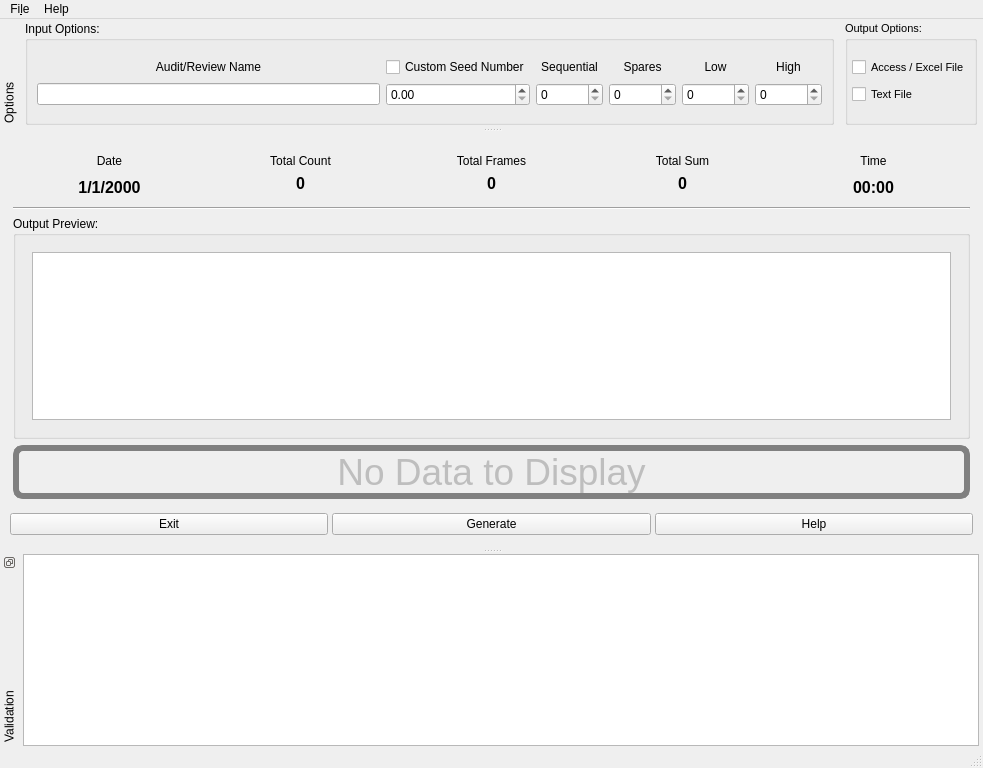
This is products/RAT-STATS/rstats_modules/single_stage_random_numbers/src/UIRStatsSSRN.ui in cbtek/RStats2017 as Qt 5 draws it before an edit. The edited form follows.
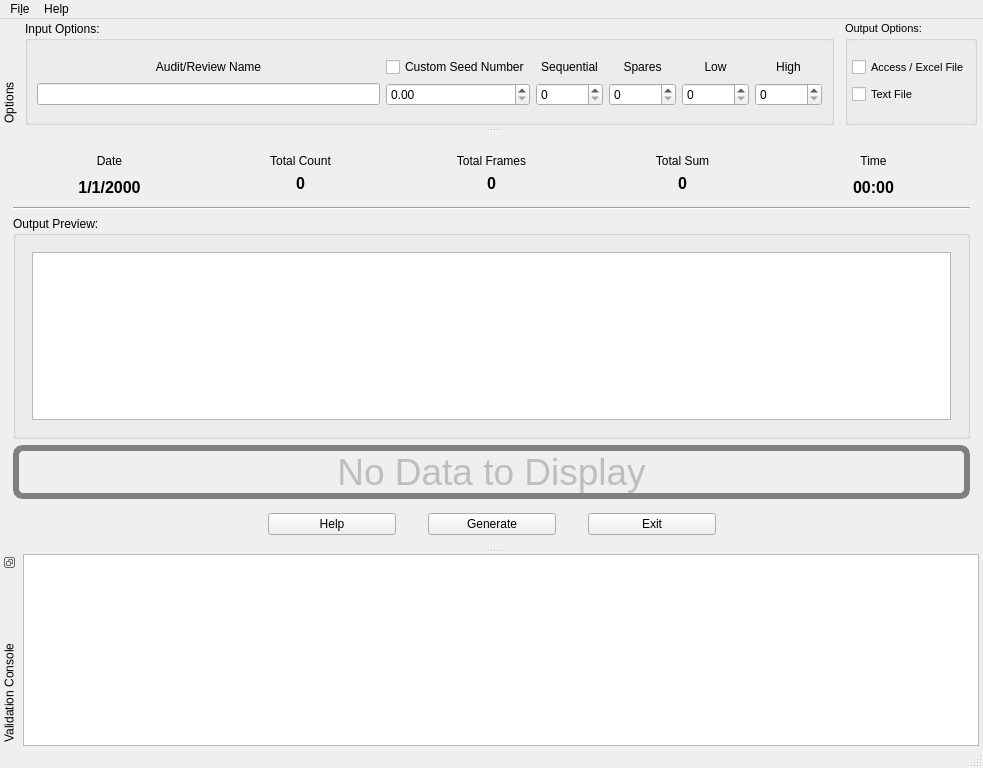
This is the edited form.

Commit message: Modularized more common code into UIRStatsUtils Started working on UVA project and got its UI up to par with other modules Found small bug in "add thousands seperator" code and fixed it in StringUtils.  Added case for bug to unit test for StringUtils Added img_clock.png icon for "Recently Used" menu action

The edit to the form file:
```diff
--- a/products/RAT-STATS/rstats_modules/single_stage_random_numbers/src/UIRStatsSSRN.ui
+++ b/products/RAT-STATS/rstats_modules/single_stage_random_numbers/src/UIRStatsSSRN.ui
@@ -336,7 +336,7 @@
       </property>
       <layout class="QHBoxLayout" name="horizontalLayout_2">
        <property name="spacing">
-        <number>4</number>
+        <number>32</number>
        </property>
        <property name="leftMargin">
         <number>1</number>
@@ -351,15 +351,34 @@
         <number>4</number>
        </property>
        <item>
-        <widget class="QPushButton" name="m_btnExit">
+        <spacer name="horizontalSpacer">
+         <property name="orientation">
+          <enum>Qt::Horizontal</enum>
+         </property>
+         <property name="sizeHint" stdset="0">
+          <size>
+           <width>40</width>
+           <height>20</height>
+          </size>
+         </property>
+        </spacer>
+       </item>
+       <item>
+        <widget class="QPushButton" name="m_btnHelp">
          <property name="sizePolicy">
           <sizepolicy hsizetype="Preferred" vsizetype="Fixed">
            <horstretch>0</horstretch>
            <verstretch>0</verstretch>
           </sizepolicy>
          </property>
+         <property name="minimumSize">
+          <size>
+           <width>128</width>
+           <height>0</height>
+          </size>
+         </property>
          <property name="text">
-          <string>Exit</string>
+          <string>Help</string>
          </property>
          <property name="iconSize">
           <size>
@@ -377,6 +396,12 @@
            <verstretch>0</verstretch>
           </sizepolicy>
          </property>
+         <property name="minimumSize">
+          <size>
+           <width>128</width>
+           <height>0</height>
+          </size>
+         </property>
          <property name="text">
           <string>Generate</string>
          </property>
@@ -389,15 +414,21 @@
         </widget>
        </item>
        <item>
-        <widget class="QPushButton" name="m_btnHelp">
+        <widget class="QPushButton" name="m_btnExit">
          <property name="sizePolicy">
           <sizepolicy hsizetype="Preferred" vsizetype="Fixed">
            <horstretch>0</horstretch>
            <verstretch>0</verstretch>
           </sizepolicy>
          </property>
+         <property name="minimumSize">
+          <size>
+           <width>128</width>
+           <height>0</height>
+          </size>
+         </property>
          <property name="text">
-          <string>Help</string>
+          <string>Exit</string>
          </property>
          <property name="iconSize">
           <size>
@@ -407,6 +438,19 @@
          </property>
         </widget>
        </item>
+       <item>
+        <spacer name="horizontalSpacer_2">
+         <property name="orientation">
+          <enum>Qt::Horizontal</enum>
+         </property>
+         <property name="sizeHint" stdset="0">
+          <size>
+           <width>40</width>
+           <height>20</height>
+          </size>
+         </property>
+        </spacer>
+       </item>
       </layout>
      </widget>
     </item>
@@ -671,7 +715,7 @@
     <set>Qt::BottomDockWidgetArea|Qt::TopDockWidgetArea</set>
    </property>
    <property name="windowTitle">
-    <string>Validation</string>
+    <string>Validation Console</string>
    </property>
    <attribute name="dockWidgetArea">
     <number>8</number>
```
Left out of the diff: 4 changed lines with no effect on the pictures. The commit also changes 26 other files.
